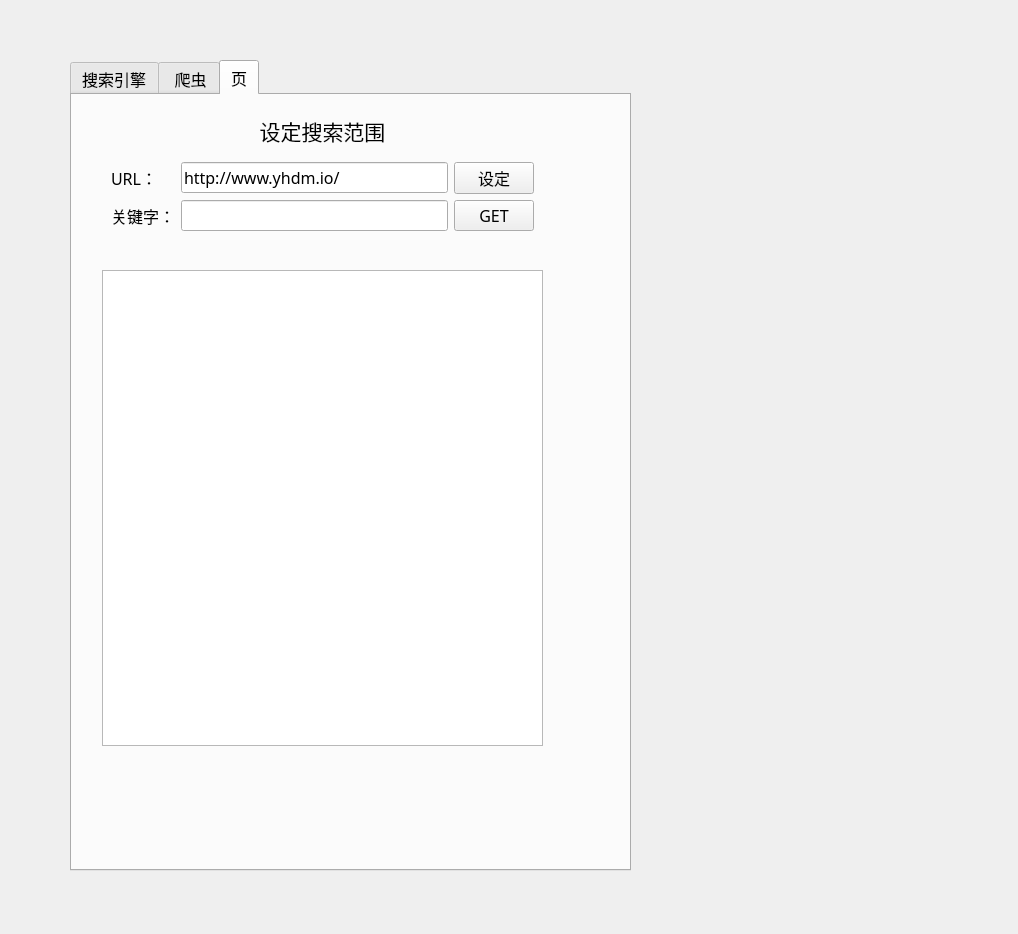
cccccrz/mycrawl, file mainwindow.ui: the form before one commit.
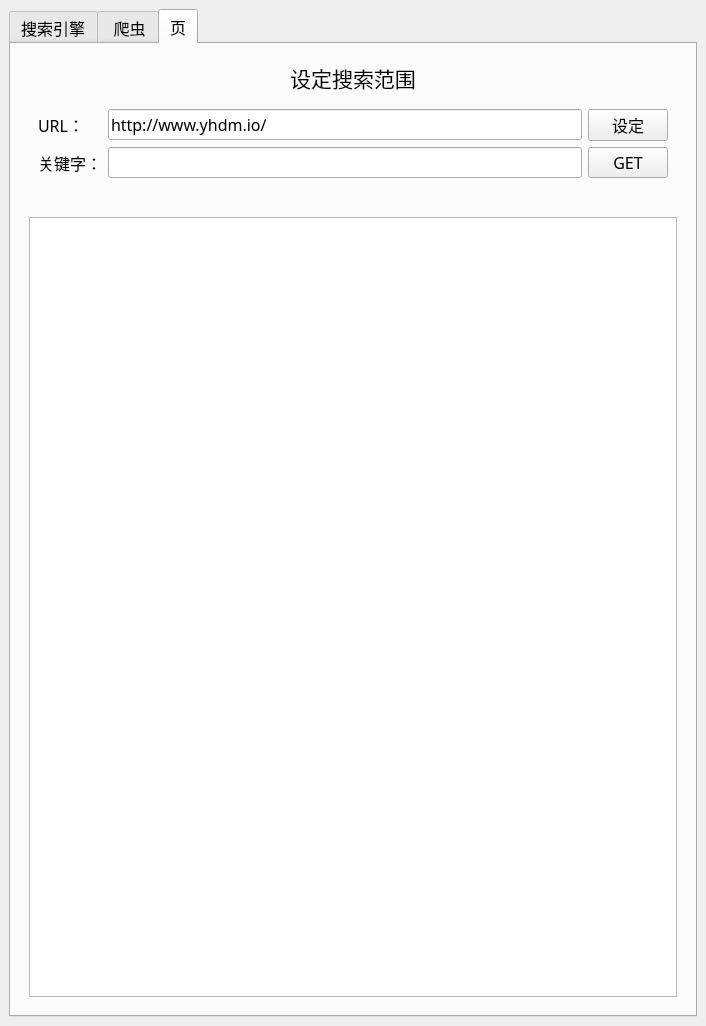
The form after the commit. The open tabs and pages were chosen to show the change.

Patch:
```diff
--- a/mainwindow.ui
+++ b/mainwindow.ui
@@ -6,8 +6,8 @@
    <rect>
     <x>0</x>
     <y>0</y>
-    <width>1018</width>
-    <height>934</height>
+    <width>706</width>
+    <height>1026</height>
    </rect>
   </property>
   <property name="font">
@@ -20,15 +20,9 @@
    <string>网络爬虫工具</string>
   </property>
   <widget class="QWidget" name="centralwidget">
+   <layout class="QVBoxLayout" name="verticalLayout_7">
+    <item>
    <widget class="QTabWidget" name="tabWidget">
-    <property name="geometry">
-     <rect>
-      <x>70</x>
-      <y>60</y>
-      <width>561</width>
-      <height>811</height>
-     </rect>
-    </property>
     <property name="currentIndex">
      <number>1</number>
     </property>
@@ -426,15 +420,9 @@
      <attribute name="title">
       <string>页</string>
      </attribute>
+       <layout class="QVBoxLayout" name="verticalLayout_8">
+        <item>
      <widget class="QWidget" name="widget_5" native="true">
-      <property name="geometry">
-       <rect>
-        <x>30</x>
-        <y>20</y>
-        <width>441</width>
-        <height>631</height>
-       </rect>
-      </property>
       <layout class="QVBoxLayout" name="verticalLayout_4">
        <item>
         <widget class="QLabel" name="label_2">
@@ -519,8 +507,12 @@
        </item>
       </layout>
      </widget>
-    </widget>
-   </widget>
+        </item>
+       </layout>
+      </widget>
+     </widget>
+    </item>
+   </layout>
   </widget>
   <action name="actionset">
    <property name="text">
```
Left out of the diff: 10 changed lines with no effect on the pictures. Lines whose indentation alone changed are shown as unchanged.
